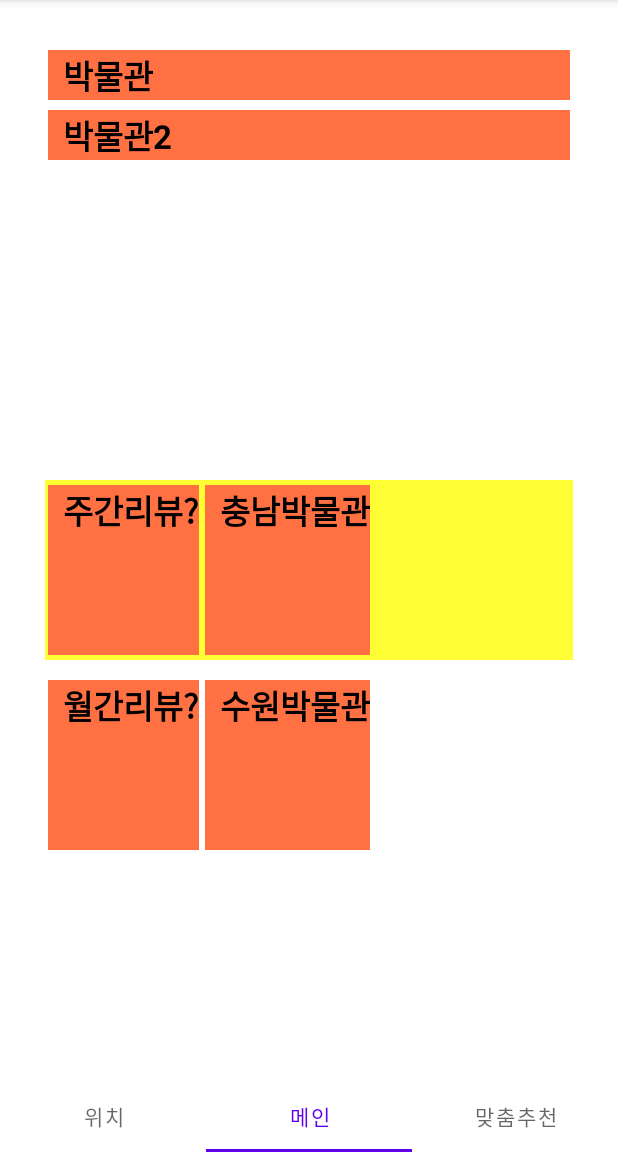
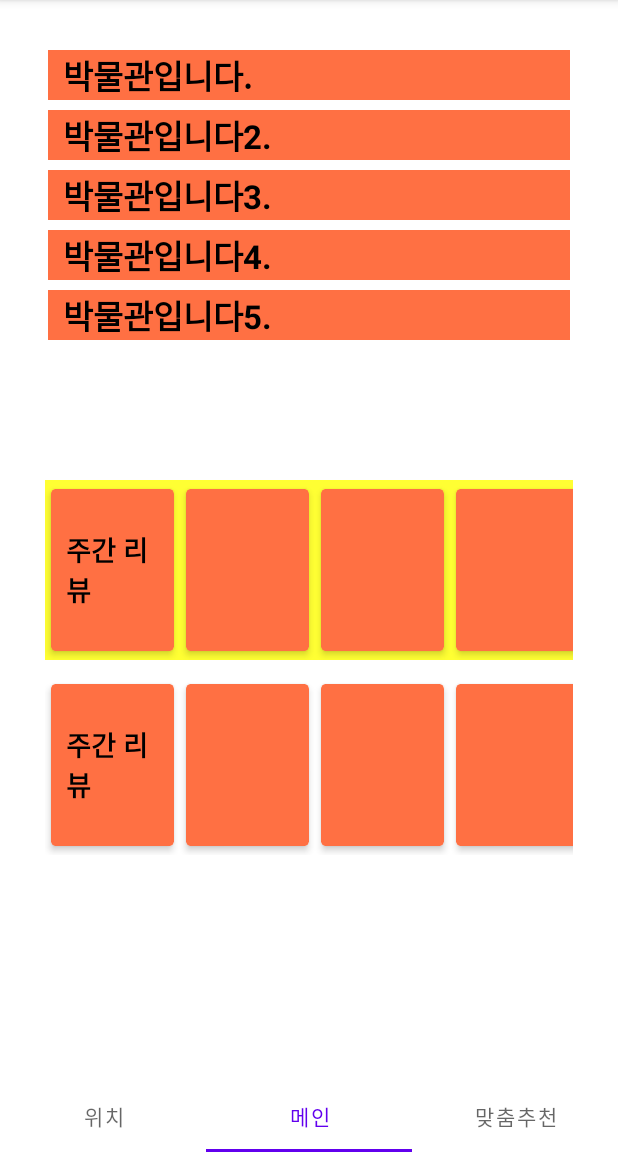
Before and after one commit to howordFEAKEK/GoTripProject, an Android app: the screen it shows after launch (MainActivity), item 2 of the bottom bar chosen, on a phone screen of 412 x 824 dp, the part 84-1236 px from its top. Run offline under Robolectric (Android 15) with nearby library versions, the phone set to English and light mode, and no system bars.

Commit message:
04 / 08 UI work`s
첫 화면 거의 완성

```diff
--- a/GoTrips/app/src/main/java/com/example/project_trip/fragment_file/CusmaidFragment.java
+++ b/GoTrips/app/src/main/java/com/example/project_trip/fragment_file/CusmaidFragment.java
@@ -2,6 +2,7 @@ package com.example.project_trip.fragment_file;
 
 import android.os.Bundle;
 
+import androidx.annotation.Nullable;
 import androidx.fragment.app.Fragment;
 import androidx.recyclerview.widget.LinearLayoutManager;
 import androidx.recyclerview.widget.RecyclerView;
@@ -13,42 +14,29 @@ import android.view.ViewGroup;
 import com.example.project_trip.R;
 
 import java.util.ArrayList;
+import java.util.List;
 
 
 public class CusmaidFragment extends Fragment {
 
-    View v;
+
     RecyclerView marylee , marylee2;
     RecyclerViewAdapter3 rcvAd;
-
+    List<Main_item3> getMyList;
     public CusmaidFragment() {
         // Required empty public constructor
     }
 
 
 
-//    @Override
-//    public onCreate(Bundle savedInstanceState) {
-//
-//
-//
-//
-//    }
-
     @Override
     public View onCreateView(LayoutInflater inflater, ViewGroup container,
                              Bundle savedInstanceState) {
 
         ViewGroup vv = (ViewGroup) inflater.inflate(R.layout.fragment_cusmaid, container, false);
-        marylee = vv.findViewById(R.id.Cusmaid_recyclerView);
-
-        LinearLayoutManager layoutManager = new LinearLayoutManager(getContext());
-
-        // 가로 모드
-        // layoutManager.setOrientation(LinearLayoutManager.HORIZONTAL);
-        marylee.setLayoutManager(layoutManager);
-
-        rcvAd = new RecyclerViewAdapter3(this , getMyList());
+        marylee = (RecyclerView) vv.findViewById(R.id.Cusmaid_recyclerView);
+        rcvAd = new RecyclerViewAdapter3(getContext(), getMyList);
+        marylee.setLayoutManager(new LinearLayoutManager(getActivity()));
         marylee.setAdapter(rcvAd);
 
         return vv;
@@ -56,35 +44,25 @@ public class CusmaidFragment extends Fragment {
 
     }
 
-    ArrayList<Main_item3> getMyList() {
-        ArrayList<Main_item3> main_items = new ArrayList<>();
+    @Override
+    public void onCreate(@Nullable Bundle savedInstanceState) {
+        super.onCreate(savedInstanceState);
 
-        Main_item3 mi = new Main_item3();
+        getMyList = new ArrayList<>();
+        getMyList.add(new Main_item3("박물관입니다."));
+        getMyList.add(new Main_item3("박물관입니다2."));
+        getMyList.add(new Main_item3("박물관입니다3."));
+        getMyList.add(new Main_item3("박물관입니다4."));
+        getMyList.add(new Main_item3("박물관입니다5."));
+        getMyList.add(new Main_item3("박물관입니다6."));
+        getMyList.add(new Main_item3("박물관입니다7."));
+        getMyList.add(new Main_item3("박물관입니다8."));
+        getMyList.add(new Main_item3("박물관입니다9."));
+        getMyList.add(new Main_item3("박물관입니다10."));
+        getMyList.add(new Main_item3("박물관입니다11."));
+        getMyList.add(new Main_item3("박물관입니다."));
 
-        mi.setList("박물관주소내용");
-        main_items.add(mi);
-        mi.setList("박물관2");
-        main_items.add(mi);
-        mi.setList("박물관3");
-        main_items.add(mi);
-        mi.setList("박물관4");
-        main_items.add(mi);
-        mi.setList("박물관5");
-        main_items.add(mi);
-        mi.setList("박물관6");
-        main_items.add(mi);
-        mi.setList("박물관7");
-        main_items.add(mi);
-        mi.setList("박물관8");
-        main_items.add(mi);
 
-        for(int i = 0 ; i < main_items.size() ; i++){
-
-           Main_item3 sum = main_items.get(i);
-           System.out.println(sum);
-
-        }
-        return main_items;
 
     }
 }
--- a/GoTrips/app/src/main/java/com/example/project_trip/fragment_file/LocalFragment.java
+++ b/GoTrips/app/src/main/java/com/example/project_trip/fragment_file/LocalFragment.java
@@ -2,6 +2,7 @@ package com.example.project_trip.fragment_file;
 
 import android.os.Bundle;
 
+import androidx.annotation.Nullable;
 import androidx.fragment.app.Fragment;
 import androidx.recyclerview.widget.LinearLayoutManager;
 import androidx.recyclerview.widget.RecyclerView;
@@ -9,55 +10,77 @@ import androidx.recyclerview.widget.RecyclerView;
 import android.view.LayoutInflater;
 import android.view.View;
 import android.view.ViewGroup;
+import android.widget.Toast;
 
 import com.example.project_trip.R;
 
 import java.util.ArrayList;
+import java.util.List;
 
 
 public class LocalFragment extends Fragment {
 
 
-    RecyclerView marylee , marylee2;
-    RecyclerViewAdapter2 rcvAd;
+    RecyclerView marylee;
+    RecyclerViewAdapter2 rcvAd2;
+    List<Main_item2> getMyList2;
+
     public LocalFragment(){
+
+    }
+
+    @Override
+    public View onCreateView(LayoutInflater inflater, ViewGroup container,
+                             Bundle savedInstanceState) {
+        View vv = inflater.inflate(R.layout.fragment_local, container, false);
+        marylee = (RecyclerView) vv.findViewById(R.id.Local_recyclerView);
+        rcvAd2 = new RecyclerViewAdapter2(getContext(), getMyList2);
+        marylee.setLayoutManager(new LinearLayoutManager(getActivity()));
+        marylee.setAdapter(rcvAd2);
+        // 가로 모드
+        // layoutManager.setOrientation(LinearLayoutManager.HORIZONTAL);
+
+
+
+    return vv;
+    }
+    @Override
+    public void onCreate(@Nullable Bundle savedInstanceState) {
+        super.onCreate(savedInstanceState);
+
+        getMyList2 = new ArrayList<>();
+        getMyList2.add(new Main_item2("박물관입니다."));
+        getMyList2.add(new Main_item2("박물관입니다2."));
+        getMyList2.add(new Main_item2("박물관입니다3."));
+        getMyList2.add(new Main_item2("박물관입니다4."));
+        getMyList2.add(new Main_item2("박물관입니다5."));
+        getMyList2.add(new Main_item2("박물관입니다6."));
+        getMyList2.add(new Main_item2("박물관입니다7."));
+        getMyList2.add(new Main_item2("박물관입니다8."));
+        getMyList2.add(new Main_item2("박물관입니다9."));
+        getMyList2.add(new Main_item2("박물관입니다10."));
+        getMyList2.add(new Main_item2("박물관입니다11."));
+        getMyList2.add(new Main_item2("박물관입니다12."));
+
 
 
     }
 
+//    ArrayList<Main_item2> getMyList() {
+//        ArrayList<Main_item2> main_items = new ArrayList<>();
+//
+//        Main_item2 mi = new Main_item2();
+//
+//        mi.setList("박물관주소내용");
+//        main_items.add(mi);
+//
+//        mi = new Main_item2();
+//        mi.setList("박물관2");
+//        main_items.add(mi);
+//
+//
+//        return main_items;
+//
+//    }
 
-    @Override
-    public View onCreateView(LayoutInflater inflater, ViewGroup container,
-                             Bundle savedInstanceState) {
-        ViewGroup vv = (ViewGroup) inflater.inflate(R.layout.fragment_local, container, false);
-        marylee = vv.findViewById(R.id.Local_recyclerView);
-
-        LinearLayoutManager layoutManager = new LinearLayoutManager(getContext());
-
-        // 가로 모드
-        // layoutManager.setOrientation(LinearLayoutManager.HORIZONTAL);
-        marylee.setLayoutManager(layoutManager);
-
-        rcvAd = new RecyclerViewAdapter2(this , getMyList());
-        marylee.setAdapter(rcvAd);
-
-    return vv;
-    }
-
-    ArrayList<Main_item2> getMyList() {
-        ArrayList<Main_item2> main_items = new ArrayList<>();
-
-        Main_item2 mi = new Main_item2();
-
-        mi.setList("박물관주소내용");
-        main_items.add(mi);
-
-        mi = new Main_item2();
-        mi.setList("박물관2");
-        main_items.add(mi);
-
-
-        return main_items;
-
-    }
 }
--- a/GoTrips/app/src/main/java/com/example/project_trip/fragment_file/MainFragment.java
+++ b/GoTrips/app/src/main/java/com/example/project_trip/fragment_file/MainFragment.java
@@ -17,6 +17,7 @@ import android.view.ViewGroup;
 import com.example.project_trip.R;
 
 import java.util.ArrayList;
+import java.util.List;
 
 import static android.content.ContentValues.TAG;
 
@@ -26,7 +27,9 @@ public class MainFragment extends Fragment {
     View v;
     RecyclerView marylee , marylee2 , marylee3;
     RecyclerViewAdapter rcvAd;
-
+    RecyclerViewAdapter3 rcvAd3;
+    List<Main_item3> getMyList;
+    List<Main_item> getMyList1;
     public MainFragment() {
         // Required empty public constructor
     }
@@ -36,49 +39,37 @@ public class MainFragment extends Fragment {
     @Override
     public View onCreateView(LayoutInflater inflater, ViewGroup container,
                              Bundle savedInstanceState) {
-//        // Inflate the layout for this fragment
-//       v = inflater.inflate(R.layout.fragment_main, container, false);
-//       myrecyclerview = (RecyclerView) v.findViewById(R.id.recycler_view);
-//        LinearLayoutManager layoutManager = new LinearLayoutManager(getContext());
-//        layoutManager.setOrientation(LinearLayoutManager.HORIZONTAL);
-//        myrecyclerview.setLayoutManager(layoutManager);
-//       RecyclerViewAdapter recyclerViewAdapter = new RecyclerViewAdapter(getContext(),lstContext);
-//
-//       myrecyclerview.setAdapter(recyclerViewAdapter);
-//        return v;
+
         ViewGroup vv = (ViewGroup) inflater.inflate(R.layout.fragment_main, container, false);
-        marylee = vv.findViewById(R.id.recycler_view);
 
-        LinearLayoutManager layoutManager = new LinearLayoutManager(getContext());
 
-        // 가로 모드
-        // layoutManager.setOrientation(LinearLayoutManager.HORIZONTAL);
-        marylee.setLayoutManager(layoutManager);
+        marylee = (RecyclerView) vv.findViewById(R.id.recycler_view);
+        rcvAd3 = new RecyclerViewAdapter3(getContext(), getMyList);
+        marylee.setLayoutManager(new LinearLayoutManager(getActivity()));
+        marylee.setAdapter(rcvAd3);
 
-        rcvAd = new RecyclerViewAdapter(this, getMyList());
-        marylee.setAdapter(rcvAd);
+
 
         marylee2 = vv.findViewById(R.id.recycler_view2);
-
         LinearLayoutManager layoutManager2 = new LinearLayoutManager(getContext());
-
         // 가로 모드
-         layoutManager2.setOrientation(LinearLayoutManager.HORIZONTAL);
+        layoutManager2.setOrientation(LinearLayoutManager.HORIZONTAL);
+        rcvAd = new RecyclerViewAdapter(getContext(), getMyList1);
         marylee2.setLayoutManager(layoutManager2);
 
-        rcvAd = new RecyclerViewAdapter(this, getMyList2());
         marylee2.setAdapter(rcvAd);
 
+
+
+
         marylee3 = vv.findViewById(R.id.recycler_view3);
-
         LinearLayoutManager layoutManager3 = new LinearLayoutManager(getContext());
-
         // 가로 모드
         layoutManager3.setOrientation(LinearLayoutManager.HORIZONTAL);
+        rcvAd = new RecyclerViewAdapter(getContext(), getMyList1);
         marylee3.setLayoutManager(layoutManager3);
+        marylee3.setAdapter(rcvAd);
 
-        rcvAd = new RecyclerViewAdapter(this, getMyList3());
-        marylee3.setAdapter(rcvAd);
 
 
 
@@ -88,62 +79,37 @@ public class MainFragment extends Fragment {
 
     }
 
-    private ArrayList<Main_item> getMyList() {
-
-        ArrayList<Main_item> main_items = new ArrayList<>();
-
-        Main_item mi = new Main_item();
-
-        mi.setList("박물관");
-        main_items.add(mi);
-
-        mi = new Main_item();
-        mi.setList("박물관2");
-        main_items.add(mi);
-
-
-        return main_items;
-    }
-
-    private ArrayList<Main_item> getMyList2() {
-
-        ArrayList<Main_item> main_items = new ArrayList<>();
-
-        Main_item mi = new Main_item();
-
-        mi.setList("주간리뷰?");
-        main_items.add(mi);
-
-        mi = new Main_item();
-        mi.setList("충남박물관");
-        main_items.add(mi);
-
-
-        return main_items;
-    }
-
-    private ArrayList<Main_item> getMyList3() {
-
-        ArrayList<Main_item> main_items = new ArrayList<>();
-
-        Main_item mi = new Main_item();
-
-        mi.setList("월간리뷰?");
-        main_items.add(mi);
-
-        mi = new Main_item();
-        mi.setList("수원박물관");
-        main_items.add(mi);
-
-
-        return main_items;
-    }
-
 
 
     @Override
     public void onCreate(@Nullable Bundle savedInstanceState) {
         super.onCreate(savedInstanceState);
+
+        getMyList1 = new ArrayList<>();
+        getMyList1.add(new Main_item("주간 리뷰"));
+        getMyList1.add(new Main_item(""));
+        getMyList1.add(new Main_item(""));
+        getMyList1.add(new Main_item(""));
+        getMyList1.add(new Main_item(""));
+        getMyList1.add(new Main_item(""));
+        getMyList1.add(new Main_item(""));
+        getMyList1.add(new Main_item(""));
+
+
+        getMyList = new ArrayList<>();
+        getMyList.add(new Main_item3("박물관입니다."));
+        getMyList.add(new Main_item3("박물관입니다2."));
+        getMyList.add(new Main_item3("박물관입니다3."));
+        getMyList.add(new Main_item3("박물관입니다4."));
+        getMyList.add(new Main_item3("박물관입니다5."));
+        getMyList.add(new Main_item3("박물관입니다6."));
+        getMyList.add(new Main_item3("박물관입니다7."));
+        getMyList.add(new Main_item3("박물관입니다8."));
+        getMyList.add(new Main_item3("박물관입니다9."));
+        getMyList.add(new Main_item3("박물관입니다10."));
+        getMyList.add(new Main_item3("박물관입니다11."));
+        getMyList.add(new Main_item3("박물관입니다12."));
+
 
 
 
--- a/GoTrips/app/src/main/java/com/example/project_trip/fragment_file/Main_item.java
+++ b/GoTrips/app/src/main/java/com/example/project_trip/fragment_file/Main_item.java
@@ -2,16 +2,24 @@ package com.example.project_trip.fragment_file;
 
 public class Main_item {
 
-    private String list;
+    private String List;
 
+    public Main_item(){
+
+    }
+
+    public Main_item(String list){
+        List = list;
+    }
 
     public String getList() {
-        return list;
+
+        return List;
     }
 
     public void setList(String list) {
-        this.list = list;
+
+        List = list;
     }
 
-
 }
--- a/GoTrips/app/src/main/java/com/example/project_trip/fragment_file/Main_item2.java
+++ b/GoTrips/app/src/main/java/com/example/project_trip/fragment_file/Main_item2.java
@@ -2,16 +2,27 @@ package com.example.project_trip.fragment_file;
 
 public class Main_item2 {
 
-    private String list;
+    private String Name;
 
 
-    public String getList() {
-        return list;
+
+    public Main_item2(){
+
     }
 
-    public void setList(String list) {
-        this.list = list;
+    public Main_item2(String name){
+
+        Name = name;
     }
 
 
+
+
+    public String getName() {
+        return Name;
+    }
+
+    public void setName(String name) {
+        Name = name;
+    }
 }
--- a/GoTrips/app/src/main/java/com/example/project_trip/fragment_file/Main_item3.java
+++ b/GoTrips/app/src/main/java/com/example/project_trip/fragment_file/Main_item3.java
@@ -2,23 +2,24 @@ package com.example.project_trip.fragment_file;
 
 public class Main_item3 {
 
-    private String list;
-//    private int img;
+    private String List;
 
+    public Main_item3(){
+
+    }
+
+    public Main_item3(String list){
+
+        List = list;
+    }
 
     public String getList() {
-        return list;
+
+        return List;
     }
 
     public void setList(String list) {
-        this.list = list;
+
+        List = list;
     }
-
-//    public int getImg() {
-//        return img;
-//    }
-//
-//    public void setImg(int img) {
-//        this.img = img;
-//    }
 }
--- a/GoTrips/app/src/main/java/com/example/project_trip/fragment_file/RecyclerViewAdapter.java
+++ b/GoTrips/app/src/main/java/com/example/project_trip/fragment_file/RecyclerViewAdapter.java
@@ -1,12 +1,15 @@
 package com.example.project_trip.fragment_file;
 
+import android.content.Context;
 import android.content.Intent;
 import android.view.LayoutInflater;
 import android.view.View;
 import android.view.ViewGroup;
+import android.widget.AdapterView;
 import android.widget.ImageView;
 import android.widget.LinearLayout;
 import android.widget.TextView;
+import android.widget.Toast;
 
 import androidx.annotation.NonNull;
 import androidx.recyclerview.widget.RecyclerView;
@@ -14,30 +17,32 @@ import androidx.recyclerview.widget.RecyclerView;
 import com.example.project_trip.R;
 
 import java.util.ArrayList;
+import java.util.List;
 
 public class RecyclerViewAdapter extends RecyclerView.Adapter<RecyclerViewAdapter.MyViewHolder> {
 
+    Context mContext;
+    List<Main_item> miData;
 
-    MainFragment mContext;
-    ArrayList<Main_item> miData;
-
-    public RecyclerViewAdapter(MainFragment mContext, ArrayList<Main_item> miData) {
+    public RecyclerViewAdapter(Context mContext, List<Main_item> miData) {
         this.mContext = mContext;
         this.miData = miData;
-
     }
 
     @NonNull
     @Override
-    public MyViewHolder onCreateViewHolder(@NonNull ViewGroup parent, int viewType) {
-        View v = LayoutInflater.from(parent.getContext()).inflate(R.layout.row2, null);
+    public MyViewHolder onCreateViewHolder(@NonNull ViewGroup parent, int i) {
 
-        return new MyViewHolder(v);
+       View v;
+        v = LayoutInflater.from(mContext).inflate(R.layout.row, parent, false);
+        final MyViewHolder myViewHolder1 = new MyViewHolder(v);
+
+        return myViewHolder1;
 
     }
 
     @Override
-    public void onBindViewHolder(@NonNull MyViewHolder holder, int position) {
+    public void onBindViewHolder(@NonNull MyViewHolder holder, final int position) {
 
         holder.tv_list.setText(miData.get(position).getList());
 //        holder.tv_imglist.setImageResource(miData.get(position).getImg());
@@ -53,24 +58,20 @@ public class RecyclerViewAdapter extends RecyclerView.Adapter<RecyclerViewAdapte
 
     // 뷰 홀더 클래스
 
-    public static class MyViewHolder extends RecyclerView.ViewHolder {
+    public class MyViewHolder extends RecyclerView.ViewHolder {
 
         private TextView tv_list;
 //        private ImageView tv_imglist;
 
-
         public MyViewHolder(@NonNull View itemView) {
             super(itemView);
 
-            this.tv_list = itemView.findViewById(R.id.title_id);
+            tv_list = itemView.findViewById(R.id.title_id111);
 //            this.tv_imglist = itemView.findViewById(R.id.icon_rv);
 
 
         }
 
+
     }
-
-
-
-
 }
--- a/GoTrips/app/src/main/java/com/example/project_trip/fragment_file/RecyclerViewAdapter2.java
+++ b/GoTrips/app/src/main/java/com/example/project_trip/fragment_file/RecyclerViewAdapter2.java
@@ -1,67 +1,87 @@
 package com.example.project_trip.fragment_file;
 
+import android.app.Dialog;
+import android.content.Context;
+import android.content.Intent;
+import android.net.Uri;
 import android.view.LayoutInflater;
 import android.view.View;
 import android.view.ViewGroup;
 import android.widget.ImageView;
+import android.widget.LinearLayout;
 import android.widget.TextView;
+import android.widget.Toast;
 
 import androidx.annotation.NonNull;
+import androidx.appcompat.app.AppCompatActivity;
 import androidx.recyclerview.widget.RecyclerView;
 
 import com.example.project_trip.R;
 
+import org.w3c.dom.Text;
+
 import java.util.ArrayList;
+import java.util.List;
 
 public class RecyclerViewAdapter2 extends RecyclerView.Adapter<RecyclerViewAdapter2.MyViewHolder> {
 
 
-    LocalFragment mContext;
-    ArrayList<Main_item2> miData;
+    Context mContext1;
+    List<Main_item2> miData1;
+    Dialog myDialog;
 
-    public RecyclerViewAdapter2(LocalFragment mContext, ArrayList<Main_item2> miData) {
-        this.mContext = mContext;
-        this.miData = miData;
+
+    public RecyclerViewAdapter2(Context mContext1, List<Main_item2> miData1) {
+        this.mContext1 = mContext1;
+        this.miData1 = miData1;
+
     }
+
 
 
     @NonNull
     @Override
     public MyViewHolder onCreateViewHolder(@NonNull ViewGroup parent, int viewType) {
-        View v = LayoutInflater.from(parent.getContext()).inflate(R.layout.row2, null);
 
-        return new MyViewHolder(v);
+        View v;
+        v = LayoutInflater.from(mContext1).inflate(R.layout.row2, parent, false);
+        MyViewHolder myViewHolder = new MyViewHolder(v);
+
+        return myViewHolder;
 
     }
 
     @Override
-    public void onBindViewHolder(@NonNull MyViewHolder holder, int position) {
+    public void onBindViewHolder(@NonNull MyViewHolder holder, final int position) {
 
-        holder.tv_list.setText(miData.get(position).getList());
+        holder.tv_list.setText(miData1.get(position).getName());
 //        holder.tv_imglist.setImageResource(miData.get(position).getImg());
 
     }
 
     @Override
     public int getItemCount() {
-        return miData.size();
+
+        return miData1.size();
     }
 
 
     // 뷰 홀더 클래스
 
-    public static class MyViewHolder extends RecyclerView.ViewHolder{
-
+    public class MyViewHolder extends RecyclerView.ViewHolder {
+        private LinearLayout item_id;
         private TextView tv_list;
 //        private ImageView tv_imglist;
 
         public MyViewHolder(@NonNull View itemView) {
             super(itemView);
-
-            this.tv_list = itemView.findViewById(R.id.title_id);
+            tv_list = (TextView) itemView.findViewById(R.id.title_id);
 //            this.tv_imglist = itemView.findViewById(R.id.icon_rv);
 
+
         }
+
+
     }
 
 
--- a/GoTrips/app/src/main/java/com/example/project_trip/fragment_file/RecyclerViewAdapter3.java
+++ b/GoTrips/app/src/main/java/com/example/project_trip/fragment_file/RecyclerViewAdapter3.java
@@ -1,5 +1,6 @@
 package com.example.project_trip.fragment_file;
 
+import android.content.Context;
 import android.view.LayoutInflater;
 import android.view.View;
 import android.view.ViewGroup;
@@ -12,14 +13,15 @@ import androidx.recyclerview.widget.RecyclerView;
 import com.example.project_trip.R;
 
 import java.util.ArrayList;
+import java.util.List;
 
 public class RecyclerViewAdapter3 extends RecyclerView.Adapter<RecyclerViewAdapter3.MyViewHolder> {
 
 
-    CusmaidFragment mContext2;
-    ArrayList<Main_item3> miData2;
+    Context mContext2;
+    List<Main_item3> miData2;
 
-    public RecyclerViewAdapter3(CusmaidFragment mContext2, ArrayList<Main_item3> miData2) {
+    public RecyclerViewAdapter3(Context mContext2, List<Main_item3> miData2) {
         this.mContext2 = mContext2;
         this.miData2 = miData2;
     }
@@ -28,7 +30,7 @@ public class RecyclerViewAdapter3 extends RecyclerView.Adapter<RecyclerViewAdapt
     @NonNull
     @Override
     public MyViewHolder onCreateViewHolder(@NonNull ViewGroup parent, int viewType) {
-        View v = LayoutInflater.from(parent.getContext()).inflate(R.layout.row2, null);
+        View v = LayoutInflater.from(parent.getContext()).inflate(R.layout.row2, parent, false);
 
         return new MyViewHolder(v);
 
--- a/GoTrips/app/src/main/res/layout/fragment_local.xml
+++ b/GoTrips/app/src/main/res/layout/fragment_local.xml
@@ -1,5 +1,6 @@
 <?xml version="1.0" encoding="utf-8"?>
 <LinearLayout xmlns:android="http://schemas.android.com/apk/res/android"
+    android:id="@+id/res"
     xmlns:tools="http://schemas.android.com/tools"
     android:layout_width="match_parent"
     android:layout_height="match_parent"
--- a/GoTrips/app/src/main/res/layout/row.xml
+++ b/GoTrips/app/src/main/res/layout/row.xml
@@ -1,15 +1,23 @@
 <?xml version="1.0" encoding="utf-8"?>
+<LinearLayout
+    xmlns:android="http://schemas.android.com/apk/res/android"
+    android:layout_width="wrap_content"
+    android:layout_height="match_parent"
+    android:orientation="horizontal"
+    android:id="@+id/rec"
 
+    >
 
 
 <androidx.cardview.widget.CardView xmlns:android="http://schemas.android.com/apk/res/android"
-    android:layout_width="match_parent"
-    android:layout_height="wrap_content"
+    android:layout_width="90dp"
+    android:layout_height="match_parent"
     xmlns:app="http://schemas.android.com/apk/res-auto"
     app:cardCornerRadius="3dp"
     app:cardElevation="3dp"
     app:cardUseCompatPadding="true"
     app:cardBackgroundColor="#FF7043"
+
 
     >
 
@@ -17,33 +25,25 @@
         android:layout_width="match_parent"
         android:layout_height="wrap_content"
         android:orientation="horizontal"
-        android:padding="16dp"
+       android:layout_gravity="center"
 
         >
-
-        <ImageView
-            android:layout_width="75dp"
-            android:layout_height="75dp"
-            android:padding="16dp"
-            android:id="@+id/icon_rv"
-            android:src="@mipmap/ic_launcher"
-            />
 
         <TextView
             android:layout_width="match_parent"
             android:layout_height="wrap_content"
-            android:id="@+id/title_id"
-            android:text="Title"
-            android:textSize="22sp"
+            android:id="@+id/title_id111"
+            android:layout_margin="10dp"
+            android:textSize="18sp"
             android:textColor="@color/black"
             android:textStyle="bold"
-            android:layout_toRightOf="@id/icon_rv"
-            android:layout_toEndOf="@id/icon_rv"
-            android:layout_marginLeft="10dp"
-            android:layout_marginStart="10dp"/>
+            android:layout_gravity="center"
+            />
 
 //dd
 
     </LinearLayout>
 
 </androidx.cardview.widget.CardView>
+
+</LinearLayout>
--- a/GoTrips/app/src/main/res/layout/row2.xml
+++ b/GoTrips/app/src/main/res/layout/row2.xml
@@ -1,7 +1,9 @@
 <?xml version="1.0" encoding="utf-8"?>
-<RelativeLayout xmlns:android="http://schemas.android.com/apk/res/android"
+<LinearLayout xmlns:android="http://schemas.android.com/apk/res/android"
     android:layout_width="match_parent"
-    android:layout_height="match_parent"
+    android:layout_height="wrap_content"
+    android:orientation="horizontal"
+    android:id="@+id/item_id"
 
     >
     <androidx.cardview.widget.CardView
@@ -41,8 +43,6 @@
             android:textSize="22sp"
             android:textColor="@color/black"
             android:textStyle="bold"
-            android:layout_toRightOf="@id/icon_rv"
-            android:layout_toEndOf="@id/icon_rv"
             android:layout_marginLeft="10dp"
             android:layout_marginStart="10dp"
             android:layout_gravity="center"/>
@@ -52,4 +52,4 @@
 
 ></androidx.cardview.widget.CardView>
 
-</RelativeLayout>
+</LinearLayout>
--- a/GoTrips/app/src/main/res/layout/row3.xml
+++ b/GoTrips/app/src/main/res/layout/row3.xml
@@ -8,17 +8,17 @@
 
 
     <TextView
+
         android:layout_width="match_parent"
         android:layout_height="wrap_content"
-        android:id="@+id/title_id"
+        android:id="@+id/title_id11"
         android:text="Title"
         android:textSize="22sp"
         android:textColor="@color/black"
         android:textStyle="bold"
-        android:layout_toRightOf="@id/icon_rv"
-        android:layout_toEndOf="@id/icon_rv"
+        android:gravity="center"
 
-        android:layout_gravity="center"/>
+        />
 
 
 </LinearLayout>
```
